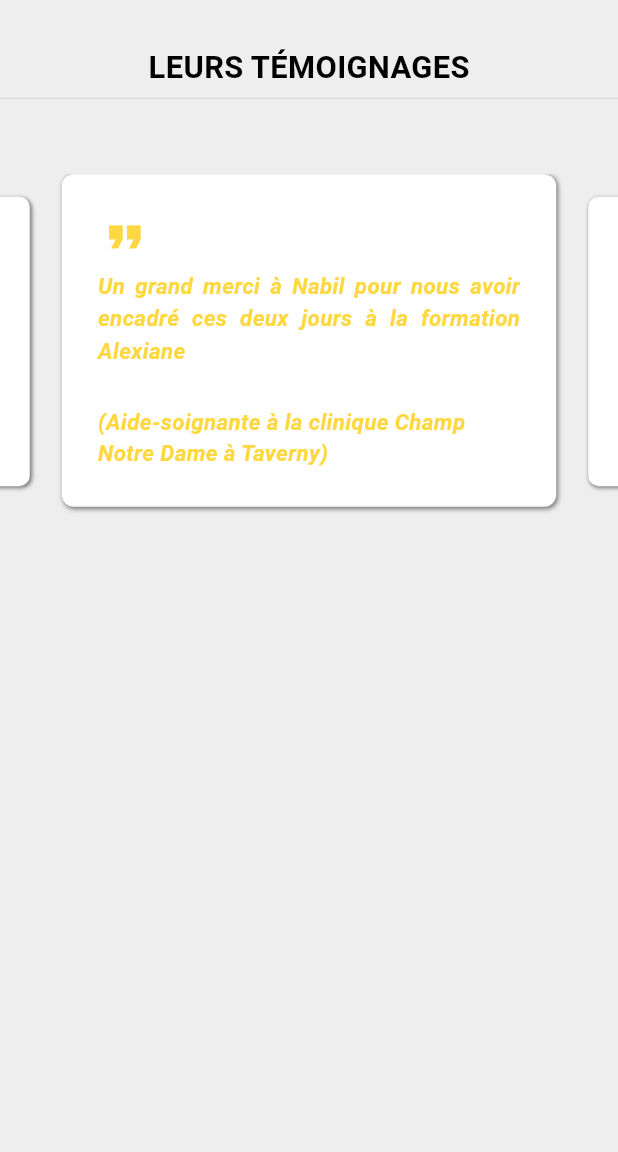
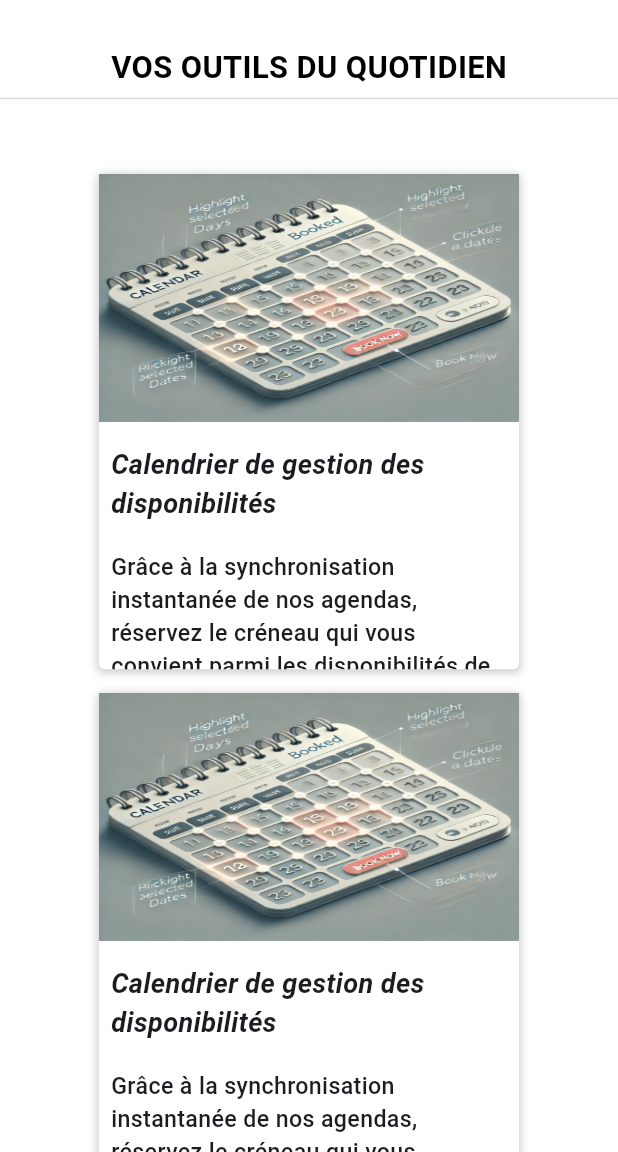
Before and after one commit to wallas938/nab_consult_home_page, a Flutter app: the screen it shows after launch, on a phone screen of 412 x 824 dp, the part 84-1236 px from its top. Run offline on Flutter 3.47's test engine with Material 3 defaults, Android fonts, the phone set to English and light mode, and no system bars; drawn by our look-alikes of carousel_slider; our stand-ins replace flutter_screenutil; Roboto replaces fonts that are missing (Instrument Sans); project files that could hold a hidden picture were left out.

Commit message:
ajouter les autres fonctionnalités

```diff
--- a/lib/constantes/app-datas.dart
+++ b/lib/constantes/app-datas.dart
@@ -1,4 +1,12 @@
 import 'package:flutter/material.dart';
+
+class FeatureItem {
+  final String name;
+  final String description;
+  final String imagePath;
+
+  FeatureItem({required this.name, required this.description, required this.imagePath});
+}
 
 class MenuItem {
   final Icon icon;
@@ -35,29 +43,47 @@ class Testimonial {
   final String text;
   final String author;
   final String position;
+  final double height;
 
-  Testimonial({required this.text, required this.author, required this.position});
+  Testimonial(
+      {required this.text,
+      required this.author,
+      required this.position,
+      required this.height});
 }
+
+final List<FeatureItem> features = [
+  FeatureItem(name: "Calendrier de gestion des disponibilités", imagePath: "assets/images/image_calendar.webp", description: "Grâce à la synchronisation instantanée de nos agendas, réservez le créneau qui vous convient parmi les disponibilités de nos formateurs"),
+  FeatureItem(name: "Calendrier de gestion des disponibilités", imagePath: "assets/images/image_calendar.webp", description: "Grâce à la synchronisation instantanée de nos agendas, réservez le créneau qui vous convient parmi les disponibilités de nos formateurs"),
+  FeatureItem(name: "Calendrier de gestion des disponibilités", imagePath: "assets/images/image_calendar.webp", description: "Grâce à la synchronisation instantanée de nos agendas, réservez le créneau qui vous convient parmi les disponibilités de nos formateurs"),
+];
 
 final List<Testimonial> testimonialData = [
   Testimonial(
       text:
-          "Un grand merci à Nabil pour nous avoir encadré ces deux jours à la formation habilitation à l'électricité. Merci : pour son professionnalisme, sa bienveillance, sa patience et son sens de la pédagogie (pas évident d'enseigner des notions d'électricité à des professionnels de santé) .Je vous souhaite une belle continuation.",
+          "Un grand merci à Nabil pour nous avoir encadré ces deux jours à la formation habilitation à l'électricité. Merci : pour son professionnalisme, sa bienveillance, sa patience et son sens de la pédagogie (pas évident d'enseigner des notions d'électricité à des professionnels de santé).\n\nJe vous souhaite une belle continuation.",
       author: "Alexiane",
-      position: "(Aide-soignante à la clinique Champ Notre Dame à Taverny)"),
+      position: "(Aide-soignante à la clinique Champ Notre Dame à Taverny)",
+      height: 340),
   Testimonial(
       text:
-      "Merci pour cette formation et pour le questionnaire qui est très formateur",
+          "Merci pour cette formation et pour le questionnaire qui est très formateur.",
       author: "Anonyme",
-      position: "Inconnu"),
+      position: "(Gestionnaire de patrimoine société ESSET HUMAKEY)",
+      height: 180),
   Testimonial(
-      text:
-      "Bonne ambiance très bonne cohésion de groupe ",
+      text: "Formateur professionnel et pédagogue.",
       author: "Anonyme",
-      position: "(Inconnu)"),
+      position: "(Technicien maintenance société TVGO)",
+      height: 180),
+  Testimonial(
+      text: "Parfait, animateur excellent !",
+      author: "Anonyme",
+      position: "(Ingénieur société SANOFI)",
+      height: 180),
 ];
 
-List<MenuItem> menuData = [
+final List<MenuItem> menuData = [
   MenuItem(
       icon: const Icon(
         Icons.home,
@@ -78,12 +104,12 @@ List<MenuItem> menuData = [
       onTap: () {})
 ];
 
-List<TrainingData> trainingData = [
+final List<TrainingData> trainingData = [
   TrainingData(
       trainingTitle: "Habilitation électrique BT/HT : NFC 18-510",
       trainingImagePath: "assets/images/image_bt_ht.webp",
       description:
-          "Les certifications électriques garantissent la conformité aux normes de sécurité, protègent les employés et les clients, et renforcent la réputation de l'entreprise. Elles sont essentielles pour assurer la légalité, la sécurité, et la compétitivité sur le marché.",
+          "Les certifications électriques garantissent la conformité aux normes de sécurité, protègent les employés et les clients, et renforcent la réputation de l'entreprise. Elles sont essentielles pour assurer la légalité, la sécurité, et la compétitivité sur le marché.\n\nL’article 4544-9 du code du travail précise que : « Les opérations sur les installations électriques ou dans leur voisinage ne peuvent être effectuées que par des travailleurs habilités. »\n\nL'article R. 4544-10 du même code prévoit que : « Un travailleur est habilité dans les limites des attributions qui lui sont confiées.",
       certifications: [
         CertificationData(
           name: "B0/H0 – H0V",
@@ -102,19 +128,17 @@ List<TrainingData> trainingData = [
       trainingTitle: "Habilitation véhicule électrique: NFC 18-550",
       trainingImagePath: "assets/images/image_vehicule.webp",
       description:
-          "Les véhicules électriques fonctionnent sous haute tension (400-700V), ce qui présente des risques d'électrocution et de brûlures. Les interventions sur ces véhicules nécessitent une formation spécifique et des précautions particulières. Les employeurs sont tenus de former leurs salariés et de leur délivrer une habilitation pour travailler sur des véhicules électriques, conformément au code du travail.",
+          "La norme NFC-18-550 définit les différents symboles d’habilitation en fonction, entre autres, de la nature de l’opération et de l’environnement électrique.",
       certifications: [
-        CertificationData(name: "B0L"),
-        CertificationData(name: "B1VL/B2VL/BCL/BEL ESSAI/BRL"),
+        CertificationData(name: "B0L", duration: "1"),
         CertificationData(
-            name: "BR/BC/B1V/B2V/BE Essai – Vérification – Mesurage"),
-        CertificationData(name: "B1XL/B2XL")
+            name: "B1VL/B2VL / BCL/ BEL ESSAI/BRL/B1XL/B2XL", duration: "2"),
       ]),
   TrainingData(
       trainingTitle:
           "AIPR (autorisation d’intervention à proximité des réseaux) pour les opérateurs – encadrants et concepteurs",
       description:
-          "Depuis le 1er janvier 2018, l’Autorisation d’Intervention à Proximité des Réseaux (AIPR) est obligatoire pour toute personne travaillant près de réseaux aériens ou enterrés. Délivrée par l’employeur, elle certifie les compétences nécessaires pour éviter les dommages aux infrastructures. L'AIPR, conforme à la réglementation DT-DICT, vise à améliorer la sécurité et prévenir les incidents.",
+          "Obligatoire depuis le 1er janvier 2018, cette formation vous permet d’acquérir des compétences et des connaissances dans la préparation ou l'exécution de travaux à proximité des réseaux.",
       trainingImagePath: "assets/images/image_aipr.webp",
       duration: "1",
       certifications: []),
@@ -123,19 +147,19 @@ List<TrainingData> trainingData = [
           "ATEX (Atmosphère explosive):  sensibilisation au risque ATEX",
       trainingImagePath: "assets/images/image_atex.webp",
       description:
-          "Les dispositions du Code du travail imposent plusieurs obligations aux employeurs vis-à-vis du risque d’atmosphères explosives : l’application des principes généraux de la prévention des risques,l’évaluation des risques dont le risque d’explosion,le classement des lieux de travail (zonage),la rédaction du document relatif à la protection contre les explosions (DRPCE). ",
+          "Les dispositions du Code du travail imposent plusieurs obligations aux employeurs vis-à-vis du risque d’atmosphères explosives à savoir : viser l’application des principes généraux de la prévention des risques,l’évaluation des risques d’explosion, le classement des lieux de travail (zonage) et la rédaction du document relatif à la protection contre les explosions (DRPCE).",
       certifications: []),
   TrainingData(
       trainingTitle: "SST (Sauvetage secourisme du travail)",
       duration: "2",
       trainingImagePath: "assets/images/image_sst.webp",
       description:
-          "Tout salarié peut se former au sauvetage secourisme du travail. Il acquiert ainsi des compétences reconnues pour secourir en cas d’accident et pour être acteur de la prévention dans son entreprise",
+          "Cette formation vise à acquérir des compétences reconnues pour secourir en cas d’accident et pour être acteur de la prévention dans son entreprise.",
       certifications: []),
   TrainingData(
       trainingTitle: "Manutentions manuelles: Gestes et postures",
       description:
-          "La formation SST (Sauvetage Secourisme du Travail) enseigne les techniques de premiers secours et la prévention des risques professionnels. Les participants apprennent à évaluer les situations d'urgence, à effectuer les gestes de secours nécessaires et à alerter les secours. Elle est essentielle pour assurer la sécurité des employés et minimiser les conséquences des accidents au travail.",
+          "Cette formation vise à connaître les techniques, théoriques et pratiques, de manutention manuelle et appliquer les bons gestes et bonnes postures à son poste.",
       trainingImagePath: "assets/images/image_manutention.webp",
       certifications: []),
   TrainingData(
@@ -162,4 +186,14 @@ List<TrainingData> trainingData = [
                 "Cette formation vise l’installation d’infrastructure de recharge de véhicule électrique en charge rapide à haute puissance et en courant continu (DC) et de connaître les spécificités de ce type d’installations et les règles de sécurité applicables.",
             duration: "3"),
       ]),
+  TrainingData(
+      trainingTitle: "Gestion et prévention du risque Chimique",
+      trainingImagePath: "assets/images/image_chimique.webp",
+      certifications: [],
+      description:
+          "Article R4412-1 : Détermine que les règles de prévention des risques chimiques sont fixées par décret en Conseil d'État, prenant en compte les situations de polyexpositions."),
+  TrainingData(
+      trainingTitle: "Risque amiante",
+      trainingImagePath: "assets/images/image_amiante.webp",
+      certifications: []),
 ];
--- a/lib/main.dart
+++ b/lib/main.dart
@@ -20,7 +20,7 @@ class HomePage extends StatelessWidget {
         builder: (_, child) {
           return MaterialApp(
             home: Scaffold(
-              backgroundColor: Colors.grey[200],
+              backgroundColor: Colors.white,
               appBar: AppBar(
                 title: const Text("Nab Consult"),
                 leading: Builder(
--- a/lib/pages/home_page.dart
+++ b/lib/pages/home_page.dart
@@ -1,5 +1,4 @@
 import 'package:flutter/material.dart';
-import 'package:carousel_slider/carousel_slider.dart';
 import 'package:flutter_screenutil/flutter_screenutil.dart';
 import 'package:nab_consult_home_page/constantes/app-datas.dart';
 import 'package:nab_consult_home_page/constantes/theme.colors.dart';
@@ -9,7 +8,7 @@ TextStyle cardTitleStyle = TextStyle(
     fontStyle: FontStyle.italic,
     color: AppColors.white,
     fontWeight: FontWeight.w700,
-    fontSize: 14.sp,
+    fontSize: 12.sp,
     decorationStyle: TextDecorationStyle.solid);
 
 TextStyle cardDescriptionStyle = TextStyle(
@@ -74,7 +73,9 @@ class MyHomePage extends StatelessWidget {
             /*** FORMATIONS_SECTION ***/
             // TrainingSection(),
             /*** TESTIMONIALS_SECTION ***/
-            TestimonialSection()
+            // TestimonialSection(),
+            /*** FEATURES_SECTION ***/
+            FeatureSection()
           ],
         ),
       ),
@@ -282,12 +283,31 @@ class TrainingSection extends StatelessWidget {
                                       /*** CARD_TITLE ***/
                                       Row(
                                         mainAxisAlignment:
-                                            MainAxisAlignment.start,
+                                            MainAxisAlignment.spaceBetween,
+                                        crossAxisAlignment:
+                                            CrossAxisAlignment.end,
                                         children: [
                                           Expanded(
+                                            flex: 5,
                                             child: Text(
                                               trainingData[index].trainingTitle,
                                               style: cardTitleStyle,
+                                            ),
+                                          ),
+                                          Expanded(
+                                            child: Text(
+                                              trainingData[index].duration !=
+                                                      null
+                                                  ? "${trainingData[index].duration}jour(s)"
+                                                  : "",
+                                              style: TextStyle(
+                                                  fontStyle: FontStyle.italic,
+                                                  color: AppColors.amber,
+                                                  fontWeight: FontWeight.w700,
+                                                  fontSize: 11.5.sp,
+                                                  decorationStyle:
+                                                      TextDecorationStyle
+                                                          .solid),
                                             ),
                                           ),
                                         ],
@@ -382,6 +402,60 @@ class TestimonialSection extends StatelessWidget {
         fontStyle: FontStyle.italic,
         color: Colors.amberAccent);
 
+    List<Widget> buildTestimonialListWidget() {
+      return testimonialData
+          .map((t) => Padding(
+                padding: const EdgeInsets.only(bottom: 10),
+                child: Container(
+                  width: 320,
+                  margin:
+                      const EdgeInsets.symmetric(vertical: 14, horizontal: 18),
+                  padding: const EdgeInsets.all(24),
+                  decoration: BoxDecoration(
+                    boxShadow: [
+                      BoxShadow(
+                          color: Colors.black.withOpacity(.5),
+                          blurRadius: 2.0,
+                          offset: const Offset(1, 1))
+                    ],
+                    color: Colors.white,
+                    borderRadius: BorderRadius.circular(8),
+                  ),
+                  child: Column(
+                    crossAxisAlignment: CrossAxisAlignment.start,
+                    mainAxisSize: MainAxisSize.max,
+                    children: [
+                      Icon(
+                        Icons.format_quote,
+                        size: 28.0.sp,
+                        color: Colors.amberAccent,
+                      ),
+                      const SizedBox(
+                        height: 8,
+                      ),
+                      Text(
+                        textAlign: TextAlign.justify,
+                        t.text,
+                        style: testimonialStyle,
+                      ),
+                      const SizedBox(
+                        height: 12,
+                      ),
+                      Text(t.author, style: testimonialStyle),
+                      const SizedBox(
+                        height: 20,
+                      ),
+                      Text(
+                        t.position,
+                        style: testimonialStyle,
+                      )
+                    ],
+                  ),
+                ),
+              ))
+          .toList();
+    }
+
     return SizedBox(
       width: double.infinity,
       child: Column(
@@ -405,69 +479,108 @@ class TestimonialSection extends StatelessWidget {
             height: 50,
           ),
           /*** TESTIMONIALS_LIST ***/
-          CarouselSlider(
-              items: testimonialData
-                  .map((t) => Padding(
-                        padding: const EdgeInsets.only(bottom: 10),
-                        child: Container(
-                          width: double.maxFinite,
-                          padding: const EdgeInsets.all(24),
-                          decoration: BoxDecoration(
-                            boxShadow: [
-                              BoxShadow(
-                                  color: Colors.black.withOpacity(.5),
-                                  blurRadius: 2.0,
-                                  offset: const Offset(1, 1))
-                            ],
-                            color: Colors.white,
-                            borderRadius: BorderRadius.circular(8),
-                          ),
-                          child: Center(
-                            child: Column(
-                              crossAxisAlignment: CrossAxisAlignment.start,
-                              mainAxisSize: MainAxisSize.max,
-                              children: [
-                                Icon(
-                                  Icons.format_quote,
-                                  size: 28.0.sp,
-                                  color: Colors.amberAccent,
-                                ),
-                                const SizedBox(
-                                  height: 4,
-                                ),
-                                Expanded(
-                                  child: Text(
-                                    textAlign: TextAlign.justify,
-                                    t.text,
-                                    style: testimonialStyle,
-                                  ),
-                                ),
-                                Expanded(
-                                    child:
-                                        Text(t.author, style: testimonialStyle)),
-                                const SizedBox(
-                                  height: 4,
-                                ),
-                                Expanded(
-                                  child: Text(
-                                    t.position,
-                                    style: testimonialStyle,
-                                  ),
-                                )
-                              ],
-                            ),
-                          ),
-                        ),
-                      ))
-                  .toList(),
-              options: CarouselOptions(
-                  disableCenter: true,
-                  initialPage: 0,
-                  autoPlay: true,
-                  autoPlayInterval: const Duration(seconds: 4),
-                  enlargeCenterPage: true)),
+          Column(
+            mainAxisSize: MainAxisSize.min,
+            children: buildTestimonialListWidget(),
+          ),
         ],
       ),
     );
   }
 }
+
+class FeatureSection extends StatelessWidget {
+  const FeatureSection({super.key});
+  List<Widget> buildFeatureListWidget() {
+    return features
+        .map((f) => Container(
+      width: 280,
+      height: 330,
+      margin: const EdgeInsets.only(bottom: 16),
+      decoration: BoxDecoration(
+        color: Colors.white,
+        borderRadius: BorderRadius.circular(4),
+        boxShadow: [
+          BoxShadow(
+            color: Colors.grey.withOpacity(0.5),
+            offset: const Offset(0, 1),
+            blurRadius: 4,
+            spreadRadius: 1,
+          ),
+        ],
+      ),
+      child: Column(
+        children: [
+          Expanded(
+              child: Image.asset(
+                width: double.infinity,
+                f.imagePath,
+                fit: BoxFit.fill,
+                height: 230,
+              )),
+          Expanded(
+              child: Padding(
+                padding: const EdgeInsets.fromLTRB(8.0, 8.0, 8.0, 0),
+                child: Column(
+                  crossAxisAlignment: CrossAxisAlignment.start,
+                  children: [
+                    const SizedBox(
+                      height: 8,
+                    ),
+                    Text(
+                      f.name,
+                      style: TextStyle(
+                        fontSize: 14.sp,
+                        fontStyle: FontStyle.italic,
+                        fontFamily: "Instrument Sans",
+                        fontWeight: FontWeight.bold,
+                      ),
+                    ),
+                    const SizedBox(
+                      height: 18,
+                    ),
+                    Expanded(
+                      child: Text(
+                          f.description,
+                          style: TextStyle(
+                            fontSize: 12.sp,
+                            fontFamily: "Instrument Sans",
+                            fontWeight: FontWeight.w500,
+                          )),
+                    ),
+                  ],
+                ),
+              ))
+        ],
+      ),
+    ))
+        .toList();
+  }
+  @override
+  Widget build(BuildContext context) {
+    return Column(
+      children: [
+        const SizedBox(
+          height: 30,
+        ),
+        Text(
+          "VOS OUTILS DU QUOTIDIEN",
+          style: AppTypography.headingS(Colors.black),
+        ),
+        const SizedBox(
+          height: 5,
+        ),
+        const Divider(
+          height: .1,
+          color: AppColors.grey,
+        ),
+        const SizedBox(
+          height: 50,
+        ),
+        Column(
+          children: buildFeatureListWidget(),
+        )
+      ],
+    );
+  }
+}
```
Also changed, not shown: assets/images/image_amiante.webp (added), assets/images/image_calendar.webp (added), assets/images/image_chimique.webp (added).
